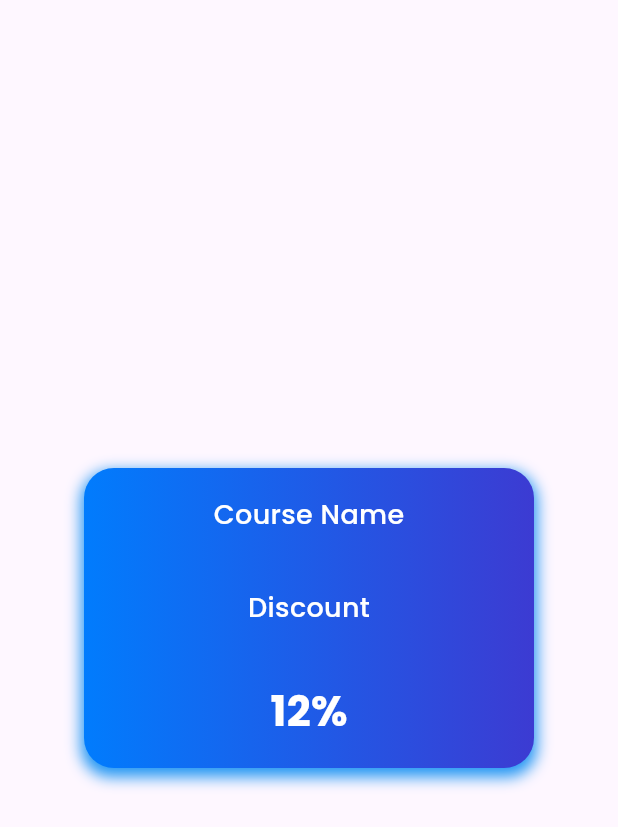
After one commit to Abin56/SCIPRO_Website-Vectorwind, a Flutter app: the CoupenShowingPage screen opened directly, on a phone screen of 412 x 824 dp. The commit adds this screen. Shown: the top 827 px of the screen. Run offline on Flutter 3.47's test engine with Material 3 defaults, Android fonts, the phone set to English and light mode, and no system bars; our stand-ins replace dropdown_search, firebase_core, fluttertoast, get, google_fonts, syncfusion_flutter_datagrid; missing offline and left inert: dart:html, sidebar_drawer; accounts and stored records are empty; statements that could not run were skipped.

Commit message:
6 Dec 2023

```diff
--- a/lib/view/admin_panel/admin_panel.dart
+++ b/lib/view/admin_panel/admin_panel.dart
@@ -124,7 +124,7 @@ List<String> sideMenu = [
   'Get Invoice',
   'Set User Access',
   'All Users',
-  'Coupen Management',
+  'Coupon Management',
 ];
 List<IconData> sideMenuICons = [
   Icons.switch_video_outlined,
--- /dev/null
+++ b/lib/view/admin_panel/coupen_mngt/coupen_part_grid/coupen_part.dart
@@ -0,0 +1,44 @@
+import 'package:flutter/material.dart';
+import 'package:scipro_website/view/colors/colors.dart';
+import 'package:scipro_website/view/fonts/google_poppins.dart';
+
+class CoupenShowingPage extends StatelessWidget {
+  const CoupenShowingPage({super.key});
+
+  @override
+  Widget build(BuildContext context) {
+    return Scaffold(
+      body: Center(
+        child: Container(
+          height: 200,
+          width: 300,
+         decoration: BoxDecoration(
+
+                  gradient: const LinearGradient(
+                      begin: Alignment.centerLeft,
+                      colors: [
+                        Color.fromARGB(255, 1, 124, 253),
+                        Color.fromARGB(255, 60, 59, 210)
+                      ]),
+                  //color: const Color.fromARGB(255, 60, 59, 210),
+                  borderRadius: BorderRadius.circular(20),
+                  boxShadow: const [
+                BoxShadow(
+                    color: Colors.blue,
+                    offset: Offset(0, 4),
+                    blurRadius: 8,
+                    spreadRadius: 2),
+              ]
+                  ),
+                  child: Column(mainAxisAlignment: MainAxisAlignment.spaceAround,
+                    children: [
+                      GooglePoppinsWidgets(text: "Course Name", fontsize: 18,fontWeight: FontWeight.w500,color: cWhite,),
+                      GooglePoppinsWidgets(text: "Discount", fontsize: 18,fontWeight: FontWeight.w500,color: cWhite,),
+                      GooglePoppinsWidgets(text: "12%", fontsize: 28,fontWeight: FontWeight.bold,color: cWhite,),
+                    ],
+                  ),
+        ),
+      ),
+    );
+  }
+}
--- a/lib/view/admin_panel/coupen_mngt/coupen_part_grid/listing_coupen_users.dart
+++ b/lib/view/admin_panel/coupen_mngt/coupen_part_grid/listing_coupen_users.dart
@@ -24,7 +24,7 @@ class AllUsersForCoupenList extends StatelessWidget {
               Padding(
                 padding: const EdgeInsets.only(top: 25, left: 15),
                 child: GooglePoppinsWidgets(
-                  text: "COUPEN MANAGEMENT",
+                  text: "COUPON MANAGEMENT",
                   fontsize: 14,
                   fontWeight: FontWeight.bold,
                 ),
@@ -42,7 +42,7 @@ class AllUsersForCoupenList extends StatelessWidget {
                       onTap: () {
                         enterDetailsForCoupen(context);
                       },
-                      child: const ButtonContainerWidget(text: 'Create Coupen'))
+                      child: const ButtonContainerWidget(text: 'Create Coupon'))
                 ],
               )
             ],
```
Also changed, not shown: lib/view/admin_panel/coupen_mngt/functions/create_coupen.dart (+5 -5 lines), lib/view/admin_panel/studyMaterials_management/create_folder.dart (added, +20 -0 lines), lib/view/admin_panel/studyMaterials_management/studyMaterials_screen.dart (+13 -7 lines).
